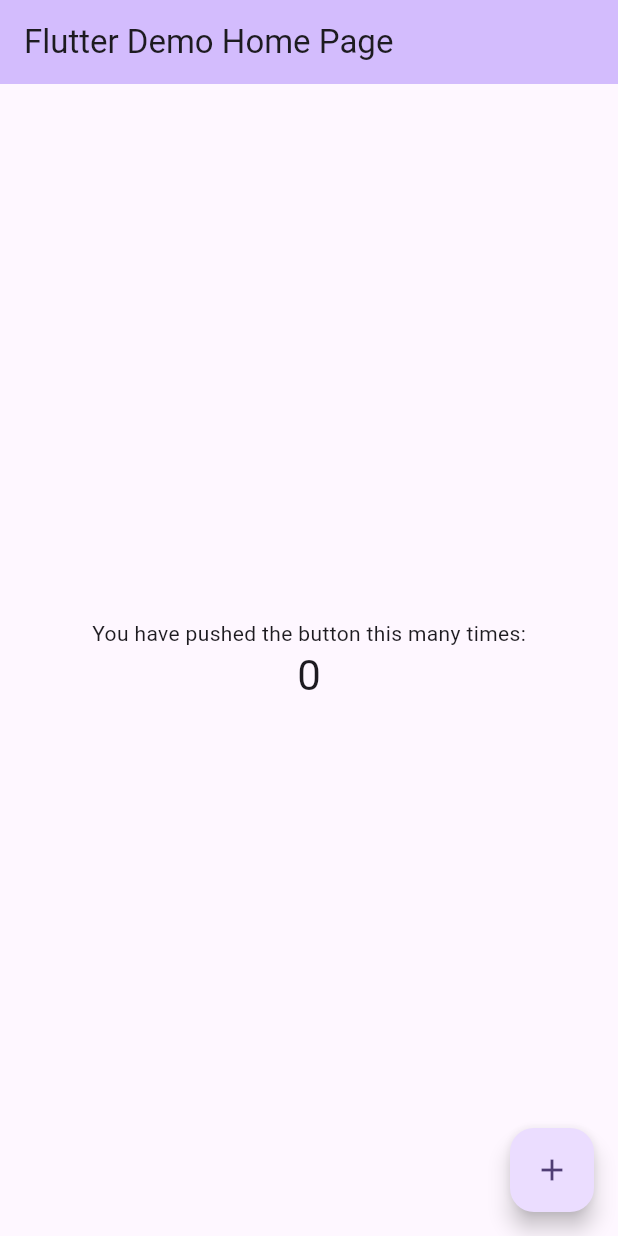
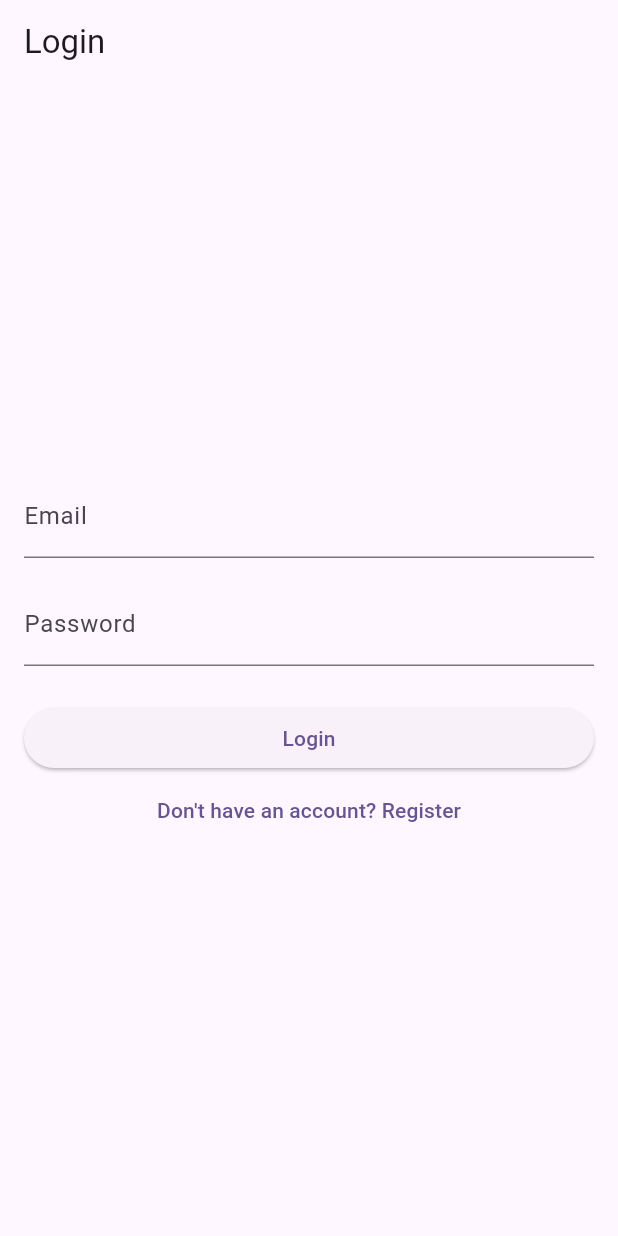
Before and after one commit to userChris26/Macros, a Flutter app: the screen it shows after launch, on a phone screen of 412 x 824 dp. Run offline on Flutter 3.47's test engine with Material 3 defaults, Android fonts, the phone set to English and light mode, and no system bars; our stand-ins replace flutter_secure_storage.

Commit message:
Working Login and Navigation to Home Screen

```diff
--- a/mobile/lib/main.dart
+++ b/mobile/lib/main.dart
@@ -1,122 +1,47 @@
 import 'package:flutter/material.dart';
+import 'package:provider/provider.dart';
+import 'screens/login_screen.dart';
+import 'services/auth_service.dart';
 
 void main() {
-  runApp(const MyApp());
+  runApp(
+    MultiProvider(
+      providers: [
+        Provider<AuthService>(create: (_) => AuthService()),
+      ],
+      child: const MyApp(),
+    ),
+  );
 }
 
 class MyApp extends StatelessWidget {
   const MyApp({super.key});
 
-  // This widget is the root of your application.
   @override
   Widget build(BuildContext context) {
     return MaterialApp(
-      title: 'Flutter Demo',
+      title: 'Macros Flutter',
       theme: ThemeData(
-        // This is the theme of your application.
-        //
-        // TRY THIS: Try running your application with "flutter run". You'll see
-        // the application has a purple toolbar. Then, without quitting the app,
-        // try changing the seedColor in the colorScheme below to Colors.green
-        // and then invoke "hot reload" (save your changes or press the "hot
-        // reload" button in a Flutter-supported IDE, or press "r" if you used
-        // the command line to start the app).
-        //
-        // Notice that the counter didn't reset back to zero; the application
-        // state is not lost during the reload. To reset the state, use hot
-        // restart instead.
-        //
-        // This works for code too, not just values: Most code changes can be
-        // tested with just a hot reload.
         colorScheme: ColorScheme.fromSeed(seedColor: Colors.deepPurple),
       ),
-      home: const MyHomePage(title: 'Flutter Demo Home Page'),
+      initialRoute: '/login',
+      routes: {
+        '/login': (context) => const LoginScreen(),
+        '/home': (context) => const HomeScreen(),
+        // '/register': (context) => RegisterScreen(), // Add when ready
+      },
     );
   }
 }
 
-class MyHomePage extends StatefulWidget {
-  const MyHomePage({super.key, required this.title});
-
-  // This widget is the home page of your application. It is stateful, meaning
-  // that it has a State object (defined below) that contains fields that affect
-  // how it looks.
-
-  // This class is the configuration for the state. It holds the values (in this
-  // case the title) provided by the parent (in this case the App widget) and
-  // used by the build method of the State. Fields in a Widget subclass are
-  // always marked "final".
-
-  final String title;
-
-  @override
-  State<MyHomePage> createState() => _MyHomePageState();
-}
-
-class _MyHomePageState extends State<MyHomePage> {
-  int _counter = 0;
-
-  void _incrementCounter() {
-    setState(() {
-      // This call to setState tells the Flutter framework that something has
-      // changed in this State, which causes it to rerun the build method below
-      // so that the display can reflect the updated values. If we changed
-      // _counter without calling setState(), then the build method would not be
-      // called again, and so nothing would appear to happen.
-      _counter++;
-    });
-  }
+class HomeScreen extends StatelessWidget {
+  const HomeScreen({super.key});
 
   @override
   Widget build(BuildContext context) {
-    // This method is rerun every time setState is called, for instance as done
-    // by the _incrementCounter method above.
-    //
-    // The Flutter framework has been optimized to make rerunning build methods
-    // fast, so that you can just rebuild anything that needs updating rather
-    // than having to individually change instances of widgets.
     return Scaffold(
-      appBar: AppBar(
-        // TRY THIS: Try changing the color here to a specific color (to
-        // Colors.amber, perhaps?) and trigger a hot reload to see the AppBar
-        // change color while the other colors stay the same.
-        backgroundColor: Theme.of(context).colorScheme.inversePrimary,
-        // Here we take the value from the MyHomePage object that was created by
-        // the App.build method, and use it to set our appbar title.
-        title: Text(widget.title),
-      ),
-      body: Center(
-        // Center is a layout widget. It takes a single child and positions it
-        // in the middle of the parent.
-        child: Column(
-          // Column is also a layout widget. It takes a list of children and
-          // arranges them vertically. By default, it sizes itself to fit its
-          // children horizontally, and tries to be as tall as its parent.
-          //
-          // Column has various properties to control how it sizes itself and
-          // how it positions its children. Here we use mainAxisAlignment to
-          // center the children vertically; the main axis here is the vertical
-          // axis because Columns are vertical (the cross axis would be
-          // horizontal).
-          //
-          // TRY THIS: Invoke "debug painting" (choose the "Toggle Debug Paint"
-          // action in the IDE, or press "p" in the console), to see the
-          // wireframe for each widget.
-          mainAxisAlignment: MainAxisAlignment.center,
-          children: <Widget>[
-            const Text('You have pushed the button this many times:'),
-            Text(
-              '$_counter',
-              style: Theme.of(context).textTheme.headlineMedium,
-            ),
-          ],
-        ),
-      ),
-      floatingActionButton: FloatingActionButton(
-        onPressed: _incrementCounter,
-        tooltip: 'Increment',
-        child: const Icon(Icons.add),
-      ), // This trailing comma makes auto-formatting nicer for build methods.
+      appBar: AppBar(title: const Text('Home')),
+      body: const Center(child: Text('Welcome to the Home Screen!')),
     );
   }
 }
--- /dev/null
+++ b/mobile/lib/screens/login_screen.dart
@@ -0,0 +1,82 @@
+import 'package:flutter/material.dart';
+import 'package:provider/provider.dart';
+import '../services/auth_service.dart';
+
+class LoginScreen extends StatefulWidget {
+  const LoginScreen({Key? key}) : super(key: key);
+
+  @override
+  State<LoginScreen> createState() => _LoginScreenState();
+}
+
+class _LoginScreenState extends State<LoginScreen> {
+  final _formKey = GlobalKey<FormState>();
+  String _email = '';
+  String _password = '';
+  bool _isLoading = false;
+  String? _errorMessage;
+
+  void _login(BuildContext context) async {
+    if (!_formKey.currentState!.validate()) return;
+    _formKey.currentState!.save();
+    setState(() {
+      _isLoading = true;
+      _errorMessage = null;
+    });
+    final authService = Provider.of<AuthService>(context, listen: false);
+    final result = await authService.login(_email, _password);
+    setState(() {
+      _isLoading = false;
+      _errorMessage = result;
+    });
+    if (result == null) {
+      // Navigate to home or main screen
+      Navigator.pushReplacementNamed(context, '/home');
+    }
+  }
+
+  @override
+  Widget build(BuildContext context) {
+    return Scaffold(
+      appBar: AppBar(title: const Text('Login')),
+      body: Padding(
+        padding: const EdgeInsets.all(16.0),
+        child: Form(
+          key: _formKey,
+          child: Column(
+            mainAxisAlignment: MainAxisAlignment.center,
+            children: [
+              TextFormField(
+                decoration: const InputDecoration(labelText: 'Email'),
+                keyboardType: TextInputType.emailAddress,
+                validator: (value) => value == null || value.isEmpty ? 'Enter your email' : null,
+                onSaved: (value) => _email = value ?? '',
+              ),
+              const SizedBox(height: 16),
+              TextFormField(
+                decoration: const InputDecoration(labelText: 'Password'),
+                obscureText: true,
+                validator: (value) => value == null || value.isEmpty ? 'Enter your password' : null,
+                onSaved: (value) => _password = value ?? '',
+              ),
+              const SizedBox(height: 24),
+              if (_errorMessage != null)
+                Text(_errorMessage!, style: const TextStyle(color: Colors.red)),
+              SizedBox(
+                width: double.infinity,
+                child: ElevatedButton(
+                  onPressed: _isLoading ? null : () => _login(context),
+                  child: _isLoading ? const CircularProgressIndicator() : const Text('Login'),
+                ),
+              ),
+              TextButton(
+                onPressed: () => Navigator.pushNamed(context, '/register'),
+                child: const Text('Don\'t have an account? Register'),
+              ),
+            ],
+          ),
+        ),
+      ),
+    );
+  }
+}
--- /dev/null
+++ b/mobile/lib/services/auth_service.dart
@@ -0,0 +1,43 @@
+import 'dart:convert';
+import 'package:flutter_secure_storage/flutter_secure_storage.dart';
+import 'package:http/http.dart' as http;
+
+class AuthService {
+  static const _storage = FlutterSecureStorage();
+  static const _baseUrl = 'http://10.0.2.2:5000'; // Change to your backend URL
+
+  Future<String?> login(String email, String password) async {
+    final url = Uri.parse('$_baseUrl/api/login');
+    try {
+      final response = await http.post(
+        url,
+        headers: {'Content-Type': 'application/json'},
+        body: jsonEncode({'userEmail': email, 'userPassword': password}),
+      );
+      if (response.statusCode == 200) {
+        final data = jsonDecode(response.body);
+        print('Login response: $data'); // debug
+        final token = data['accessToken'];
+        if (token != null) {
+          await _storage.write(key: 'jwt', value: token);
+          return null; // Success
+        } else {
+          return 'Invalid response from server.';
+        }
+      } else {
+        final data = jsonDecode(response.body);
+        return data['message'] ?? 'Login failed.';
+      }
+    } catch (e) {
+      return 'An error occurred: $e';
+    }
+  }
+
+  Future<void> logout() async {
+    await _storage.delete(key: 'jwt');
+  }
+
+  Future<String?> getToken() async {
+    return await _storage.read(key: 'jwt');
+  }
+}
```
Also changed, not shown: 6 other files.
